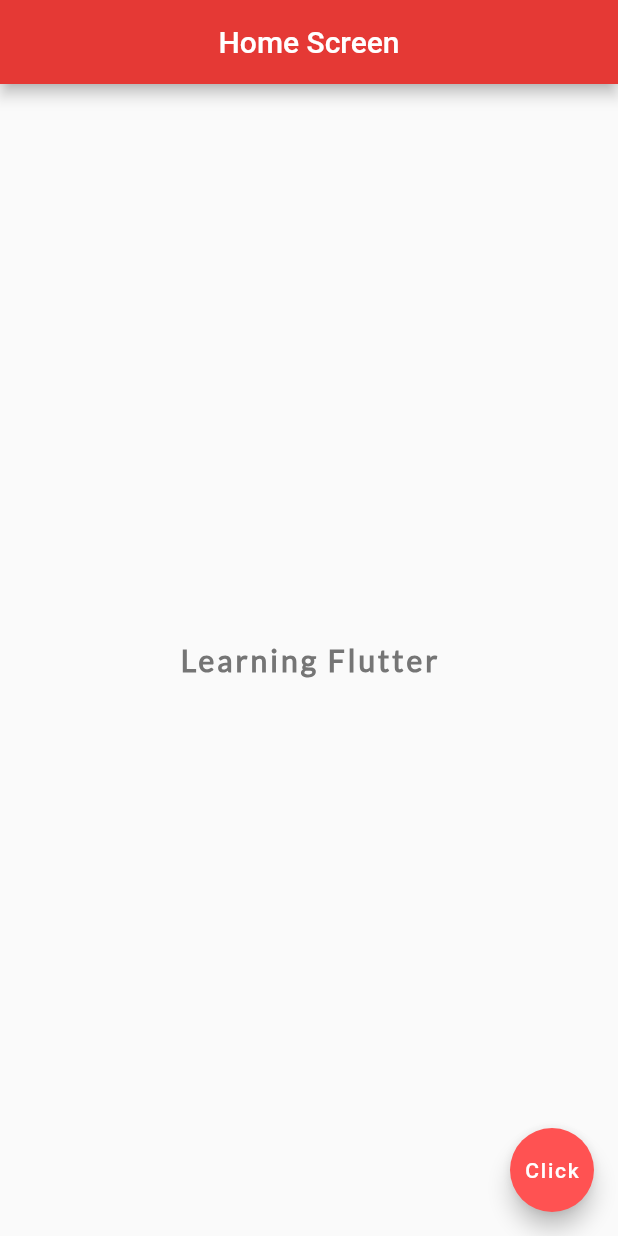
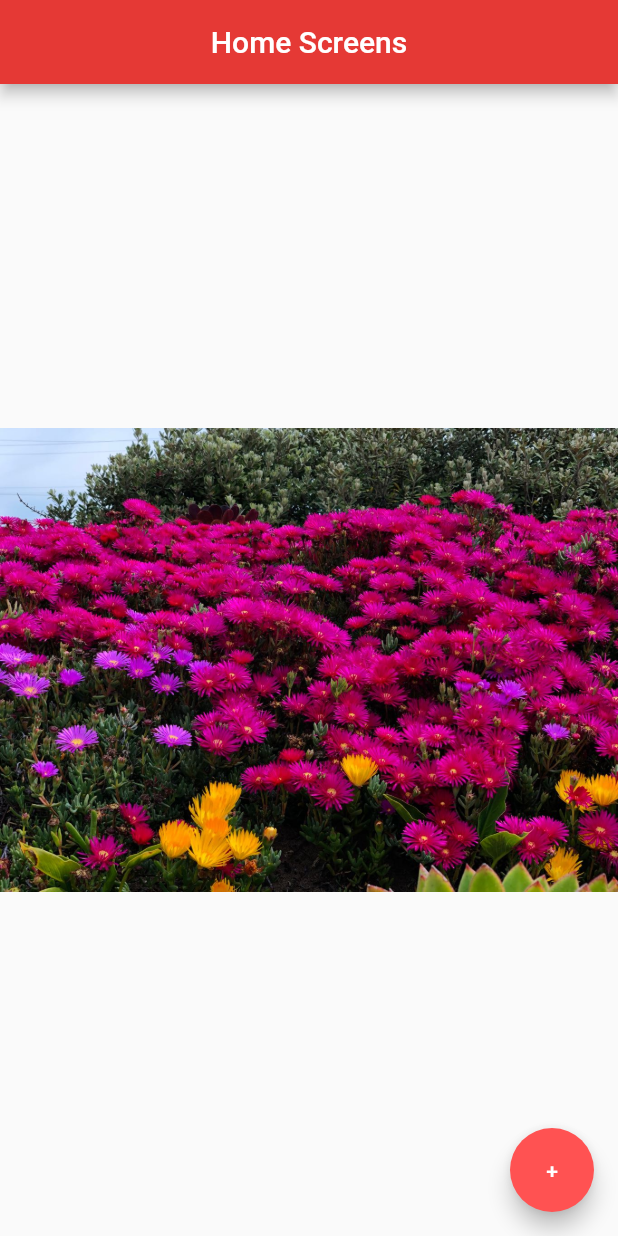
Before and after one commit to RadiRS/first-app-flutter, a Flutter app: the screen it shows after launch, on a phone screen of 412 x 824 dp. Run offline on Flutter 3.47's test engine with Material 2 defaults, Android fonts, the phone set to English and light mode, and no system bars.

Commit message:
Added local image & assets folder

```diff
--- a/lib/main.dart
+++ b/lib/main.dart
@@ -9,21 +9,15 @@ class Home extends StatelessWidget {
   Widget build(BuildContext context) {
     return Scaffold(
       appBar: AppBar(
-        title: Text('Home Screen'),
+        title: Text('Home Screens'),
         centerTitle: true,
         backgroundColor: Colors.red[600],
       ),
       body: Center(
-        child: Text('Learning Flutter',
-            style: TextStyle(
-                fontSize: 20,
-                fontWeight: FontWeight.bold,
-                letterSpacing: 2.0,
-                color: Colors.grey[600],
-                fontFamily: 'Lato')),
+        child: Image.asset('assets/flowers.png'),
       ),
       floatingActionButton: FloatingActionButton(
-        child: Text('Click'),
+        child: Text('+'),
         onPressed: () => print('Pressed'),
         backgroundColor: Colors.redAccent,
       ),
--- a/pubspec.yaml
+++ b/pubspec.yaml
@@ -43,9 +43,8 @@ flutter:
   uses-material-design: true
 
   # To add assets to your application, add an assets section, like this:
-  # assets:
-  #   - images/a_dot_burr.jpeg
-  #   - images/a_dot_ham.jpeg
+  assets:
+    - assets/flowers.png
 
   # An image asset can refer to one or more resolution-specific "variants", see
   # https://flutter.dev/assets-and-images/#resolution-aware.
```
Also changed, not shown: assets/flowers.png (added).
